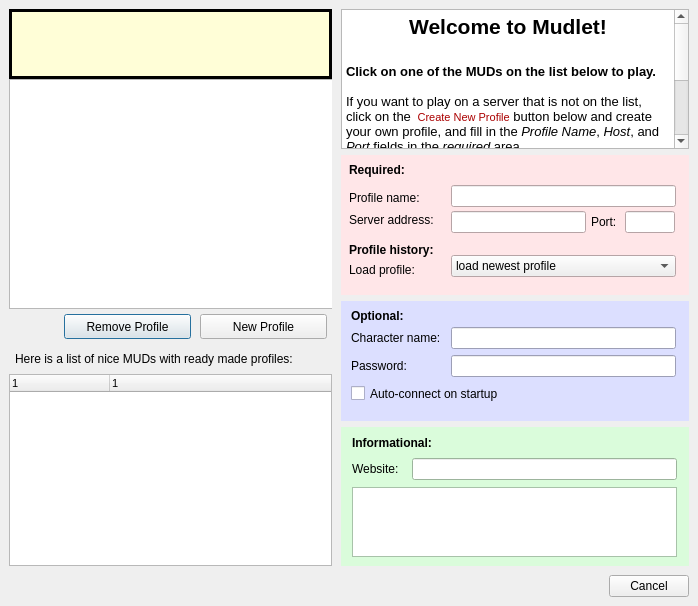
The window that mudlet/prealpha1/mudlet/src/ui/connection_profiles.ui (Mudlet/Mudlet) describes before a commit, drawn with Qt 5.
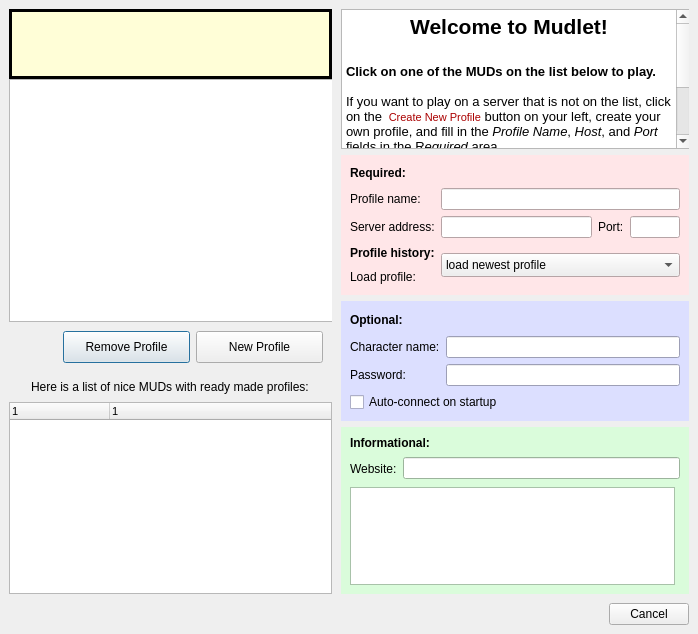
The same window after the commit. Icons and pictures are not drawn.

Commit message: Fixed dialog by vadi

Patch:
```diff
--- a/mudlet/prealpha1/mudlet/src/ui/connection_profiles.ui
+++ b/mudlet/prealpha1/mudlet/src/ui/connection_profiles.ui
@@ -6,7 +6,7 @@
     <x>0</x>
     <y>0</y>
     <width>698</width>
-    <height>605</height>
+    <height>634</height>
    </rect>
   </property>
   <property name="windowTitle" >
@@ -1999,7 +1999,7 @@
            <property name="minimumSize" >
             <size>
              <width>348</width>
-             <height>140</height>
+             <height>120</height>
             </size>
            </property>
            <property name="sizeIncrement" >
@@ -2057,7 +2057,7 @@
          <item>
           <widget class="QWidget" native="1" name="profileAdminArea" >
            <property name="sizePolicy" >
-            <sizepolicy vsizetype="Fixed" hsizetype="Expanding" >
+            <sizepolicy vsizetype="Preferred" hsizetype="Expanding" >
              <horstretch>0</horstretch>
              <verstretch>0</verstretch>
             </sizepolicy>
@@ -2065,23 +2065,17 @@
            <property name="minimumSize" >
             <size>
              <width>0</width>
-             <height>35</height>
+             <height>50</height>
             </size>
            </property>
            <property name="maximumSize" >
             <size>
              <width>16777215</width>
-             <height>35</height>
+             <height>16777215</height>
             </size>
            </property>
-           <layout class="QHBoxLayout" name="horizontalLayout_4" >
-            <property name="spacing" >
-             <number>9</number>
-            </property>
-            <property name="margin" >
-             <number>5</number>
-            </property>
-            <item>
+           <layout class="QGridLayout" name="gridLayout_3" >
+            <item row="0" column="0" >
              <spacer name="horizontalSpacer_4" >
               <property name="orientation" >
                <enum>Qt::Horizontal</enum>
@@ -2094,10 +2088,10 @@
               </property>
              </spacer>
             </item>
-            <item>
+            <item row="0" column="1" >
              <widget class="QPushButton" name="remove_profile_button" >
               <property name="sizePolicy" >
-               <sizepolicy vsizetype="Fixed" hsizetype="Fixed" >
+               <sizepolicy vsizetype="Preferred" hsizetype="Fixed" >
                 <horstretch>0</horstretch>
                 <verstretch>0</verstretch>
                </sizepolicy>
@@ -2110,8 +2104,8 @@
               </property>
               <property name="maximumSize" >
                <size>
-                <width>127</width>
-                <height>25</height>
+                <width>16777215</width>
+                <height>16777215</height>
                </size>
               </property>
               <property name="text" >
@@ -2123,10 +2117,10 @@
               </property>
              </widget>
             </item>
-            <item>
+            <item row="0" column="2" >
              <widget class="QPushButton" name="new_profile_button" >
               <property name="sizePolicy" >
-               <sizepolicy vsizetype="Fixed" hsizetype="Fixed" >
+               <sizepolicy vsizetype="Preferred" hsizetype="Fixed" >
                 <horstretch>0</horstretch>
                 <verstretch>0</verstretch>
                </sizepolicy>
@@ -2139,8 +2133,8 @@
               </property>
               <property name="maximumSize" >
                <size>
-                <width>127</width>
-                <height>25</height>
+                <width>16777215</width>
+                <height>16777215</height>
                </size>
               </property>
               <property name="text" >
@@ -2172,15 +2166,15 @@
              <height>30</height>
             </size>
            </property>
+           <layout class="QGridLayout" name="gridLayout_6" >
+            <property name="margin" >
+             <number>0</number>
+            </property>
+            <property name="spacing" >
+             <number>0</number>
+            </property>
+            <item row="0" column="0" >
            <widget class="QLabel" name="label_11" >
-            <property name="geometry" >
-             <rect>
-              <x>6</x>
-              <y>4</y>
-              <width>325</width>
-              <height>22</height>
-             </rect>
-            </property>
             <property name="sizePolicy" >
              <sizepolicy vsizetype="Fixed" hsizetype="Fixed" >
               <horstretch>0</horstretch>
@@ -2191,35 +2185,8 @@
              <string>Here is a list of nice MUDs with ready made profiles:</string>
             </property>
            </widget>
-           <widget class="QWidget" native="1" name="widget_9" >
-            <property name="geometry" >
-             <rect>
-              <x>0</x>
-              <y>0</y>
-              <width>271</width>
-              <height>25</height>
-             </rect>
-            </property>
-            <property name="sizePolicy" >
-             <sizepolicy vsizetype="Fixed" hsizetype="Expanding" >
-              <horstretch>0</horstretch>
-              <verstretch>0</verstretch>
-             </sizepolicy>
-            </property>
-            <property name="minimumSize" >
-             <size>
-              <width>0</width>
-              <height>25</height>
-             </size>
-            </property>
-            <property name="maximumSize" >
-             <size>
-              <width>16777215</width>
-              <height>25</height>
-             </size>
-            </property>
-            <layout class="QGridLayout" name="gridLayout" />
-           </widget>
+            </item>
+           </layout>
           </widget>
          </item>
          <item>
@@ -2326,7 +2293,7 @@
            </property>
            <property name="minimumSize" >
             <size>
-             <width>0</width>
+             <width>350</width>
              <height>140</height>
             </size>
            </property>
@@ -2340,19 +2307,18 @@
             <string>&lt;!DOCTYPE HTML PUBLIC "-//W3C//DTD HTML 4.0//EN" "http://www.w3.org/TR/REC-html40/strict.dtd">
 &lt;html>&lt;head>&lt;meta name="qrichtext" content="1" />&lt;style type="text/css">
 p, li { white-space: pre-wrap; }
-&lt;/style>&lt;/head>&lt;body style=" font-family:'DejaVu Sans'; font-size:9pt; font-weight:400; font-style:normal;">
-&lt;p align="center" style=" margin-top:0px; margin-bottom:0px; margin-left:0px; margin-right:0px; -qt-block-indent:0; text-indent:0px; font-family:'Sans'; font-size:8pt;">&lt;span style=" font-size:16pt; font-weight:600;">Welcome to Mudlet!&lt;/span>&lt;/p>
-&lt;p style="-qt-paragraph-type:empty; margin-top:0px; margin-bottom:0px; margin-left:0px; margin-right:0px; -qt-block-indent:0; text-indent:0px; font-family:'Sans'; font-size:16pt;">&lt;/p>
-&lt;p style=" margin-top:0px; margin-bottom:0px; margin-left:0px; margin-right:0px; -qt-block-indent:0; text-indent:0px; font-family:'Sans'; font-size:10pt;">&lt;span style=" font-weight:600;">Click on one of the MUDs on the list below to play.&lt;/span>&lt;/p>
-&lt;p align="center" style="-qt-paragraph-type:empty; margin-top:0px; margin-bottom:0px; margin-left:0px; margin-right:0px; -qt-block-indent:0; text-indent:0px; font-family:'Sans'; font-size:10pt;">&lt;/p>
-&lt;p style=" margin-top:0px; margin-bottom:0px; margin-left:0px; margin-right:0px; -qt-block-indent:0; text-indent:0px; font-family:'Sans'; font-size:10pt;">If you want to play on a server that is not on the list, click on the &lt;img src=":/icons/icons/list-add_small.png" />&lt;span style=" font-size:8pt; color:#aa0000;"> Create New Profile&lt;/span> button below and create your own profile, and fill in the &lt;span style=" font-style:italic;">Profile Name&lt;/span>, &lt;span style=" font-style:italic;">Host&lt;/span>, and &lt;span style=" font-style:italic;">Port&lt;/span> fields in the &lt;span style=" font-style:italic;">required &lt;/span>area. &lt;/p>
-&lt;p style=" margin-top:0px; margin-bottom:0px; margin-left:0px; margin-right:0px; -qt-block-indent:0; text-indent:0px; font-family:'Sans'; font-size:10pt;">You can ignore the fields listed under &lt;span style=" font-style:italic;">optional&lt;/span> and &lt;span style=" font-style:italic;">informational&lt;/span>.&lt;/p>
-&lt;p style="-qt-paragraph-type:empty; margin-top:0px; margin-bottom:0px; margin-left:0px; margin-right:0px; -qt-block-indent:0; text-indent:0px; font-family:'Sans'; font-size:10pt;">&lt;/p>
-&lt;p style=" margin-top:0px; margin-bottom:0px; margin-left:0px; margin-right:0px; -qt-block-indent:0; text-indent:0px; font-family:'Sans'; font-size:10pt;">&lt;span style=" font-weight:600;">After that, click Connect to play.&lt;/span>&lt;/p>
-&lt;p style="-qt-paragraph-type:empty; margin-top:0px; margin-bottom:0px; margin-left:0px; margin-right:0px; -qt-block-indent:0; text-indent:0px; font-family:'Sans'; font-size:10pt; font-weight:600;">&lt;/p>
-&lt;p style=" margin-top:0px; margin-bottom:0px; margin-left:0px; margin-right:0px; -qt-block-indent:0; text-indent:0px; font-family:'Sans'; font-size:10pt; font-weight:600;">&lt;span style=" font-weight:400;">Have Fun!&lt;/span>&lt;/p>
-&lt;p style="-qt-paragraph-type:empty; margin-top:0px; margin-bottom:0px; margin-left:0px; margin-right:0px; -qt-block-indent:0; text-indent:0px; font-family:'Sans'; font-size:10pt; font-weight:600;">&lt;/p>
-&lt;p align="center" style=" margin-top:0px; margin-bottom:0px; margin-left:0px; margin-right:0px; -qt-block-indent:0; text-indent:0px; font-family:'Sans'; font-size:10pt; font-weight:600;">The Mudlet Team&lt;/p>&lt;/body>&lt;/html></string>
+&lt;/style>&lt;/head>&lt;body style=" font-family:'Sans'; font-size:9pt; font-weight:400; font-style:normal;">
+&lt;p align="center" style=" margin-top:0px; margin-bottom:0px; margin-left:0px; margin-right:0px; -qt-block-indent:0; text-indent:0px; font-size:8pt;">&lt;span style=" font-size:16pt; font-weight:600;">Welcome to Mudlet!&lt;/span>&lt;/p>
+&lt;p style="-qt-paragraph-type:empty; margin-top:0px; margin-bottom:0px; margin-left:0px; margin-right:0px; -qt-block-indent:0; text-indent:0px; font-size:16pt;">&lt;/p>
+&lt;p style=" margin-top:0px; margin-bottom:0px; margin-left:0px; margin-right:0px; -qt-block-indent:0; text-indent:0px; font-size:10pt;">&lt;span style=" font-weight:600;">Click on one of the MUDs on the list below to play.&lt;/span>&lt;/p>
+&lt;p align="center" style="-qt-paragraph-type:empty; margin-top:0px; margin-bottom:0px; margin-left:0px; margin-right:0px; -qt-block-indent:0; text-indent:0px; font-size:10pt;">&lt;/p>
+&lt;p style=" margin-top:0px; margin-bottom:0px; margin-left:0px; margin-right:0px; -qt-block-indent:0; text-indent:0px; font-size:10pt;">If you want to play on a server that is not on the list, click on the &lt;img src=":/icons/icons/list-add_small.png" />&lt;span style=" font-size:8pt; color:#aa0000;"> Create New Profile&lt;/span> button on your left, create your own profile, and fill in the &lt;span style=" font-style:italic;">Profile Name&lt;/span>, &lt;span style=" font-style:italic;">Host&lt;/span>, and &lt;span style=" font-style:italic;">Port&lt;/span> fields in the R&lt;span style=" font-style:italic;">equired &lt;/span>area. &lt;/p>
+&lt;p style="-qt-paragraph-type:empty; margin-top:0px; margin-bottom:0px; margin-left:0px; margin-right:0px; -qt-block-indent:0; text-indent:0px; font-size:10pt;">&lt;/p>
+&lt;p style=" margin-top:0px; margin-bottom:0px; margin-left:0px; margin-right:0px; -qt-block-indent:0; text-indent:0px; font-size:10pt;">&lt;span style=" font-weight:600;">After that, click Connect to play.&lt;/span>&lt;/p>
+&lt;p style="-qt-paragraph-type:empty; margin-top:0px; margin-bottom:0px; margin-left:0px; margin-right:0px; -qt-block-indent:0; text-indent:0px; font-size:10pt; font-weight:600;">&lt;/p>
+&lt;p style=" margin-top:0px; margin-bottom:0px; margin-left:0px; margin-right:0px; -qt-block-indent:0; text-indent:0px; font-size:10pt; font-weight:600;">&lt;span style=" font-weight:400;">Have fun!&lt;/span>&lt;/p>
+&lt;p style="-qt-paragraph-type:empty; margin-top:0px; margin-bottom:0px; margin-left:0px; margin-right:0px; -qt-block-indent:0; text-indent:0px; font-size:10pt; font-weight:600;">&lt;/p>
+&lt;p align="right" style=" margin-top:0px; margin-bottom:0px; margin-left:0px; margin-right:0px; -qt-block-indent:0; text-indent:0px; font-size:10pt; font-weight:600;">- The Mudlet Team&lt;/p>&lt;/body>&lt;/html></string>
            </property>
            <property name="openLinks" >
             <bool>false</bool>
@@ -2451,15 +2417,9 @@
            <property name="autoFillBackground" >
             <bool>true</bool>
            </property>
-           <widget class="QLabel" name="label_8" >
-            <property name="geometry" >
-             <rect>
-              <x>8</x>
-              <y>86</y>
-              <width>97</width>
-              <height>17</height>
-             </rect>
-            </property>
+           <layout class="QGridLayout" name="gridLayout_4" >
+            <item row="0" column="0" >
+             <widget class="QLabel" name="label_6" >
             <property name="font" >
              <font>
               <weight>75</weight>
@@ -2468,78 +2428,33 @@
              </font>
             </property>
             <property name="text" >
-             <string>Profile history:</string>
-            </property>
-           </widget>
-           <widget class="QLineEdit" name="port_entry" >
-            <property name="geometry" >
-             <rect>
-              <x>284</x>
-              <y>56</y>
-              <width>50</width>
-              <height>22</height>
-             </rect>
-            </property>
-            <property name="minimumSize" >
-             <size>
-              <width>50</width>
-              <height>0</height>
-             </size>
-            </property>
-            <property name="maximumSize" >
-             <size>
-              <width>50</width>
-              <height>16777215</height>
-             </size>
-            </property>
+               <string>Required:</string>
+              </property>
+             </widget>
+            </item>
+            <item row="1" column="0" >
+             <widget class="QLabel" name="label" >
+              <property name="font" >
+               <font>
+                <weight>50</weight>
+                <bold>false</bold>
+                <underline>false</underline>
+               </font>
+              </property>
             <property name="text" >
-             <string/>
-            </property>
-            <property name="maxLength" >
-             <number>32767</number>
-            </property>
-            <property name="echoMode" >
-             <enum>QLineEdit::Normal</enum>
-            </property>
-            <property name="cursorPosition" >
-             <number>0</number>
-            </property>
-           </widget>
-           <widget class="QLabel" name="label_9" >
-            <property name="geometry" >
-             <rect>
-              <x>8</x>
-              <y>106</y>
-              <width>97</width>
-              <height>17</height>
-             </rect>
-            </property>
-            <property name="text" >
-             <string>Load profile:</string>
-            </property>
-           </widget>
+               <string>Profile name:</string>
+              </property>
+             </widget>
+            </item>
+            <item row="1" column="1" colspan="3" >
            <widget class="QLineEdit" name="profile_name_entry" >
-            <property name="geometry" >
-             <rect>
-              <x>110</x>
-              <y>30</y>
-              <width>225</width>
-              <height>22</height>
-             </rect>
-            </property>
             <property name="readOnly" >
              <bool>false</bool>
             </property>
            </widget>
+            </item>
+            <item row="2" column="0" >
            <widget class="QLabel" name="label_2" >
-            <property name="geometry" >
-             <rect>
-              <x>8</x>
-              <y>54</y>
-              <width>97</width>
-              <height>22</height>
-             </rect>
-            </property>
             <property name="font" >
              <font>
               <underline>false</underline>
@@ -2549,35 +2464,9 @@
              <string>Server address:</string>
             </property>
            </widget>
-           <widget class="QComboBox" name="profile_history" >
-            <property name="geometry" >
-             <rect>
-              <x>110</x>
-              <y>100</y>
-              <width>225</width>
-              <height>22</height>
-             </rect>
-            </property>
-            <item>
-             <property name="text" >
-              <string>load newest profile</string>
-             </property>
             </item>
-            <item>
-             <property name="text" >
-              <string>load oldest profile</string>
-             </property>
-            </item>
-           </widget>
+            <item row="2" column="1" >
            <widget class="QLineEdit" name="host_name_entry" >
-            <property name="geometry" >
-             <rect>
-              <x>110</x>
-              <y>56</y>
-              <width>135</width>
-              <height>22</height>
-             </rect>
-            </property>
             <property name="minimumSize" >
              <size>
               <width>100</width>
@@ -2585,48 +2474,44 @@
              </size>
             </property>
            </widget>
-           <widget class="QLabel" name="label" >
-            <property name="geometry" >
-             <rect>
-              <x>8</x>
-              <y>32</y>
-              <width>76</width>
-              <height>22</height>
-             </rect>
-            </property>
-            <property name="font" >
-             <font>
-              <weight>50</weight>
-              <bold>false</bold>
-              <underline>false</underline>
-             </font>
-            </property>
-            <property name="text" >
-             <string>Profile name:</string>
-            </property>
-           </widget>
+            </item>
+            <item row="2" column="2" >
            <widget class="QLabel" name="label_3" >
-            <property name="geometry" >
-             <rect>
-              <x>250</x>
-              <y>56</y>
-              <width>29</width>
-              <height>22</height>
-             </rect>
-            </property>
             <property name="text" >
              <string>Port:</string>
             </property>
            </widget>
-           <widget class="QLabel" name="label_6" >
-            <property name="geometry" >
-             <rect>
-              <x>8</x>
-              <y>4</y>
-              <width>76</width>
-              <height>22</height>
-             </rect>
-            </property>
+            </item>
+            <item row="2" column="3" >
+             <widget class="QLineEdit" name="port_entry" >
+              <property name="minimumSize" >
+               <size>
+                <width>50</width>
+                <height>0</height>
+               </size>
+              </property>
+              <property name="maximumSize" >
+               <size>
+                <width>50</width>
+                <height>16777215</height>
+               </size>
+              </property>
+              <property name="text" >
+               <string/>
+              </property>
+              <property name="maxLength" >
+               <number>32767</number>
+              </property>
+              <property name="echoMode" >
+               <enum>QLineEdit::Normal</enum>
+              </property>
+              <property name="cursorPosition" >
+               <number>0</number>
+              </property>
+             </widget>
+            </item>
+            <item row="3" column="0" >
+             <widget class="QLabel" name="label_8" >
             <property name="font" >
              <font>
               <weight>75</weight>
@@ -2635,9 +2520,38 @@
              </font>
             </property>
             <property name="text" >
-             <string>Required:</string>
-            </property>
-           </widget>
+               <string>Profile history:</string>
+              </property>
+             </widget>
+            </item>
+            <item rowspan="2" row="3" column="1" colspan="3" >
+             <widget class="QComboBox" name="profile_history" >
+              <property name="minimumSize" >
+               <size>
+                <width>0</width>
+                <height>24</height>
+               </size>
+              </property>
+              <item>
+               <property name="text" >
+                <string>load newest profile</string>
+               </property>
+              </item>
+              <item>
+               <property name="text" >
+                <string>load oldest profile</string>
+               </property>
+              </item>
+             </widget>
+            </item>
+            <item row="4" column="0" >
+             <widget class="QLabel" name="label_9" >
+              <property name="text" >
+               <string>Load profile:</string>
+              </property>
+             </widget>
+            </item>
+           </layout>
           </widget>
          </item>
          <item>
@@ -2730,57 +2644,33 @@
            <property name="autoFillBackground" >
             <bool>true</bool>
            </property>
-           <widget class="QLineEdit" name="character_password_entry" >
-            <property name="geometry" >
-             <rect>
-              <x>110</x>
-              <y>54</y>
-              <width>225</width>
-              <height>22</height>
-             </rect>
+           <layout class="QGridLayout" name="gridLayout_5" >
+            <item row="0" column="0" >
+             <widget class="QLabel" name="label_10" >
+              <property name="font" >
+               <font>
+                <weight>75</weight>
+                <bold>true</bold>
+                <underline>false</underline>
+               </font>
             </property>
             <property name="toolTip" >
-             <string>Characters password. Note that the password isn't encrypted in storage</string>
-            </property>
-            <property name="echoMode" >
-             <enum>QLineEdit::Password</enum>
-            </property>
-           </widget>
+               <string>If you'd like to enable auto-login, enter your character name and password here</string>
+              </property>
+              <property name="text" >
+               <string>Optional:</string>
+              </property>
+             </widget>
+            </item>
+            <item row="1" column="0" >
            <widget class="QLabel" name="label_4" >
-            <property name="geometry" >
-             <rect>
-              <x>10</x>
-              <y>26</y>
-              <width>96</width>
-              <height>22</height>
-             </rect>
-            </property>
             <property name="text" >
              <string>Character name:</string>
             </property>
            </widget>
-           <widget class="QLabel" name="label_5" >
-            <property name="geometry" >
-             <rect>
-              <x>10</x>
-              <y>54</y>
-              <width>96</width>
-              <height>22</height>
-             </rect>
-            </property>
-            <property name="text" >
-             <string>Password:</string>
-            </property>
-           </widget>
+            </item>
+            <item row="1" column="1" >
            <widget class="QLineEdit" name="login_entry" >
-            <property name="geometry" >
-             <rect>
-              <x>110</x>
-              <y>26</y>
-              <width>225</width>
-              <height>22</height>
-             </rect>
-            </property>
             <property name="toolTip" >
              <string>The characters name</string>
             </property>
@@ -2788,38 +2678,26 @@
              <enum>QLineEdit::Normal</enum>
             </property>
            </widget>
-           <widget class="QLabel" name="label_10" >
-            <property name="geometry" >
-             <rect>
-              <x>10</x>
-              <y>4</y>
-              <width>69</width>
-              <height>22</height>
-             </rect>
-            </property>
-            <property name="font" >
-             <font>
-              <weight>75</weight>
-              <bold>true</bold>
-              <underline>false</underline>
-             </font>
-            </property>
-            <property name="toolTip" >
-             <string>If you'd like to enable auto-login, enter your character name and password here</string>
-            </property>
+            </item>
+            <item row="2" column="0" >
+             <widget class="QLabel" name="label_5" >
             <property name="text" >
-             <string>Optional:</string>
-            </property>
-           </widget>
+               <string>Password:</string>
+              </property>
+             </widget>
+            </item>
+            <item row="2" column="1" >
+             <widget class="QLineEdit" name="character_password_entry" >
+              <property name="toolTip" >
+               <string>Characters password. Note that the password isn't encrypted in storage</string>
+              </property>
+              <property name="echoMode" >
+               <enum>QLineEdit::Password</enum>
+              </property>
+             </widget>
+            </item>
+            <item row="3" column="0" colspan="2" >
            <widget class="QCheckBox" name="autologin_checkBox" >
-            <property name="geometry" >
-             <rect>
-              <x>10</x>
-              <y>82</y>
-              <width>173</width>
-              <height>21</height>
-             </rect>
-            </property>
             <property name="toolTip" >
              <string>With this enabled, Mudlet will automatically start and connect on this profile when it is launched</string>
             </property>
@@ -2830,6 +2708,8 @@
              <string>Auto-connect on startup</string>
             </property>
            </widget>
+            </item>
+           </layout>
           </widget>
          </item>
          <item>
@@ -2924,32 +2804,28 @@
                 <height>25</height>
                </size>
               </property>
-              <widget class="QLineEdit" name="website_entry" >
-               <property name="geometry" >
-                <rect>
-                 <x>60</x>
-                 <y>2</y>
-                 <width>265</width>
-                 <height>22</height>
-                </rect>
+              <layout class="QHBoxLayout" name="horizontalLayout_4" >
+               <property name="spacing" >
+                <number>6</number>
                </property>
-               <property name="toolTip" >
-                <string>MUD website</string>
+               <property name="margin" >
+                <number>0</number>
                </property>
-              </widget>
+               <item>
               <widget class="QLabel" name="label_7" >
-               <property name="geometry" >
-                <rect>
-                 <x>0</x>
-                 <y>2</y>
-                 <width>55</width>
-                 <height>22</height>
-                </rect>
-               </property>
                <property name="text" >
                 <string>Website:</string>
                </property>
               </widget>
+               </item>
+               <item>
+                <widget class="QLineEdit" name="website_entry" >
+                 <property name="toolTip" >
+                  <string>MUD website</string>
+                 </property>
+                </widget>
+               </item>
+              </layout>
              </widget>
             </item>
             <item row="2" column="0" >
```
Lines whose indentation alone changed are shown as unchanged.
